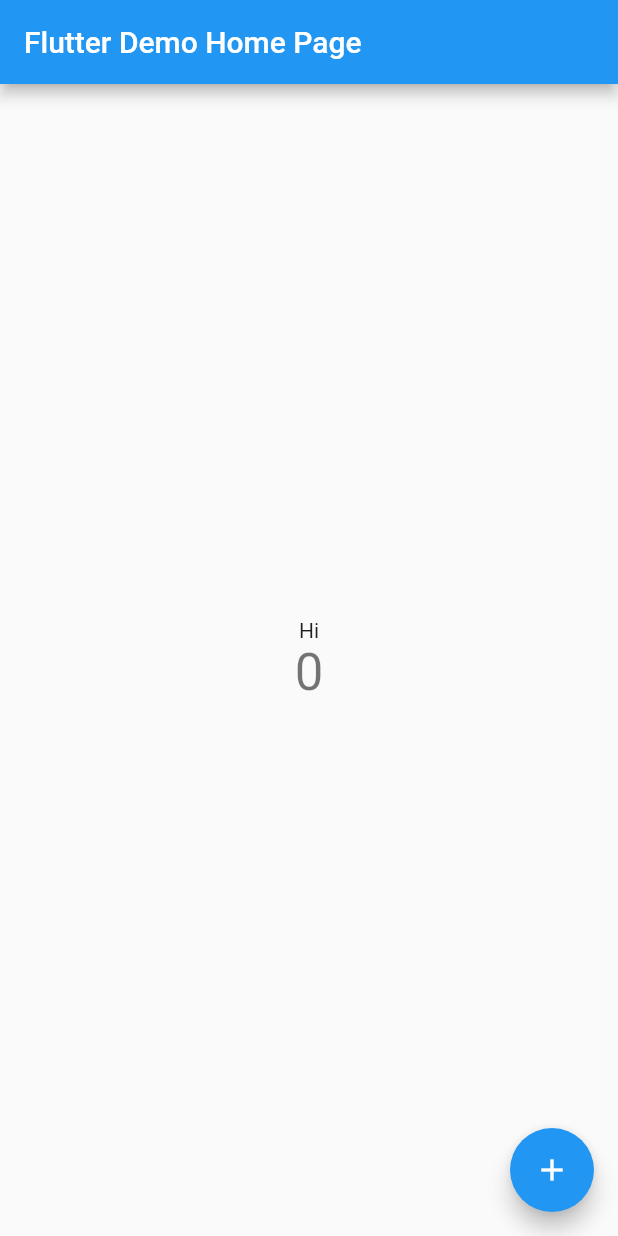
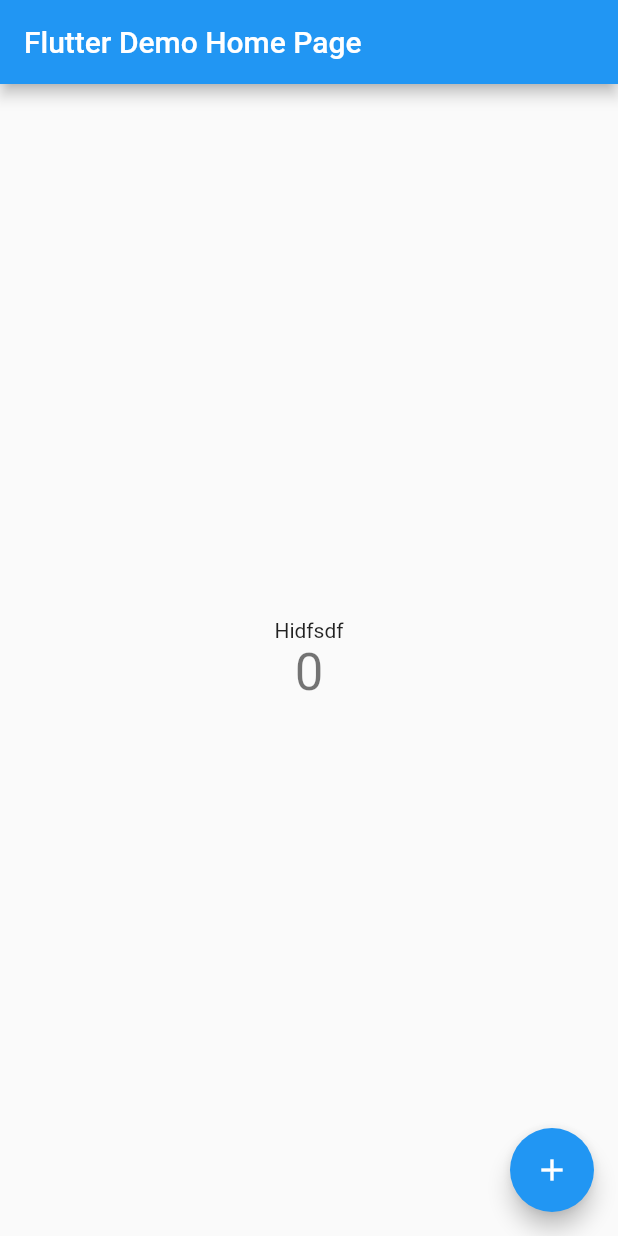
Before and after one commit to Hipspot/hipspot-toyproject-flutter, a Flutter app: the screen it shows after launch, on a phone screen of 412 x 824 dp. Run offline on Flutter 3.47's test engine with Material 2 defaults, Android fonts, the phone set to English and light mode, and no system bars.

```diff
--- a/lib/main.dart
+++ b/lib/main.dart
@@ -96,7 +96,7 @@ class _MyHomePageState extends State<MyHomePage> {
           mainAxisAlignment: MainAxisAlignment.center,
           children: <Widget>[
             const Text(
-              'Hi',
+              'Hidfsdf',
             ),
             Text(
               '$_counter',
```
